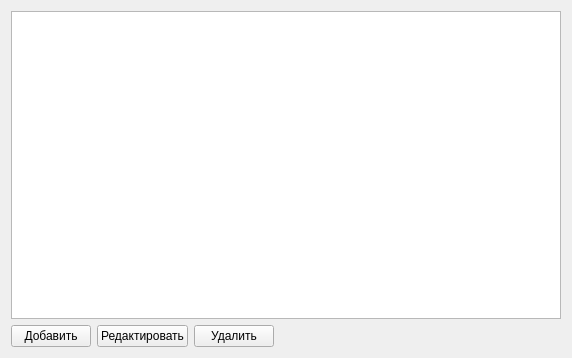
vanobl/counter, file faces/company.ui: the form before one commit.
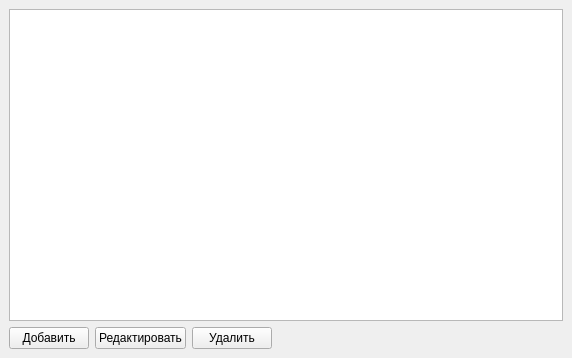
The form after the commit.

Commit message: пробное изменение формы

Diff of the .ui file:
```diff
--- a/faces/company.ui
+++ b/faces/company.ui
@@ -13,36 +13,39 @@
   <property name="windowTitle">
    <string>Form</string>
   </property>
-  <layout class="QGridLayout" name="gridLayout_2">
+  <layout class="QGridLayout" name="gridLayout">
    <item row="0" column="0">
     <layout class="QVBoxLayout" name="verticalLayout">
+     <property name="sizeConstraint">
+      <enum>QLayout::SetDefaultConstraint</enum>
+     </property>
      <item>
       <widget class="QListWidget" name="list_company"/>
      </item>
      <item>
-      <layout class="QGridLayout" name="gridLayout">
-       <item row="0" column="0">
+      <layout class="QHBoxLayout" name="horizontalLayout">
+       <item alignment="Qt::AlignLeft">
         <widget class="QPushButton" name="btn_add">
          <property name="text">
           <string>Добавить</string>
          </property>
         </widget>
        </item>
-       <item row="0" column="1">
+       <item>
         <widget class="QPushButton" name="btn_changed">
          <property name="text">
           <string>Редактировать</string>
          </property>
         </widget>
        </item>
-       <item row="0" column="2">
+       <item alignment="Qt::AlignBottom">
         <widget class="QPushButton" name="btn_delete">
          <property name="text">
           <string>Удалить</string>
          </property>
         </widget>
        </item>
-       <item row="0" column="3">
+       <item>
         <spacer name="horizontalSpacer">
          <property name="orientation">
           <enum>Qt::Horizontal</enum>
@@ -61,6 +64,7 @@
    </item>
   </layout>
  </widget>
+ <layoutdefault spacing="6" margin="9"/>
  <resources/>
  <connections/>
 </ui>
```
Left out of the diff: 17 changed lines with no effect on the pictures.
